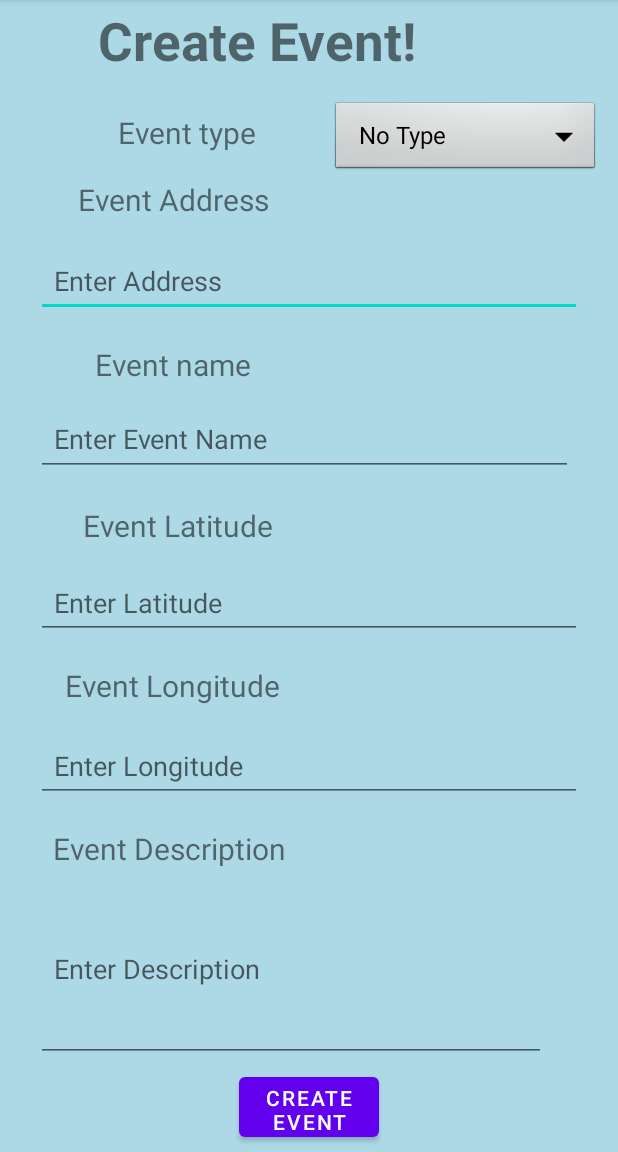
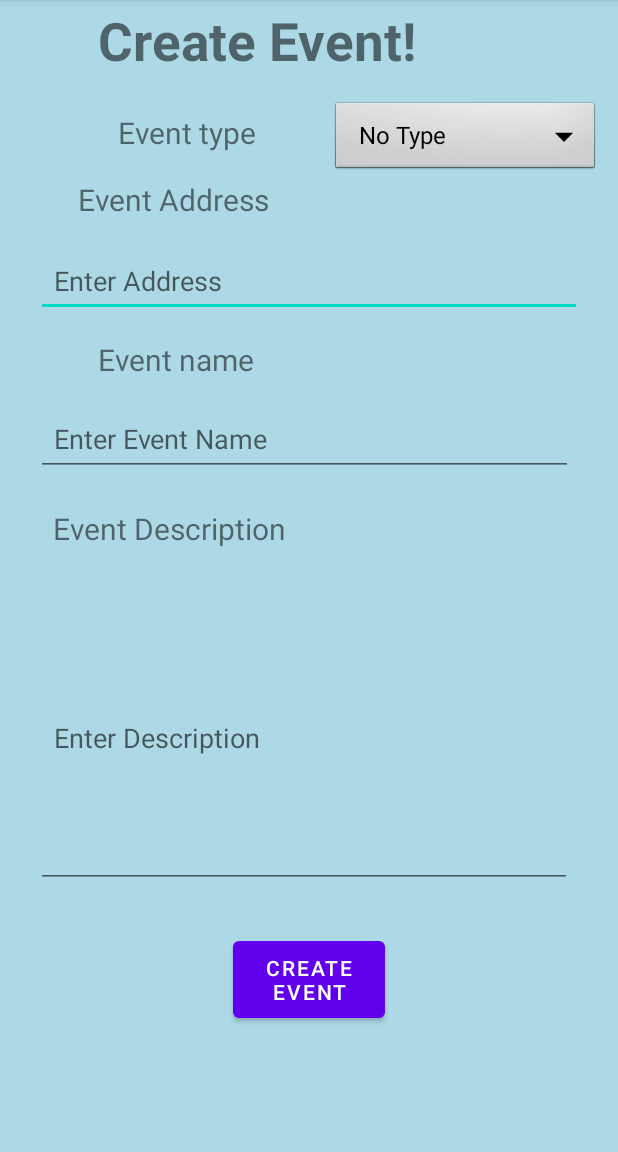
Before and after one commit to costis99/VolunteerNearMeApp, an Android app: the CreateEventActivity screen opened directly, with no data from a screen before it, on a phone screen of 412 x 824 dp, the part 84-1236 px from its top. Run offline under Robolectric (Android 15) with nearby library versions, the light colour scheme and no system bars; our stand-ins replace Firebase (no records; nobody signed in at launch, a user with empty details on screens opened directly).

Commit message:
Remove longitude and latitude from create event

```diff
--- a/app/src/main/java/Comp3200/volunteernearmeapp/CreateEventActivity.kt
+++ b/app/src/main/java/Comp3200/volunteernearmeapp/CreateEventActivity.kt
@@ -1,10 +1,11 @@
 package Comp3200.volunteernearmeapp
 
 import android.content.Intent
+import android.location.Address
+import android.location.Geocoder
 import android.os.Bundle
 import android.view.Menu
 import android.view.MenuItem
-import android.view.View
 import android.widget.*
 import androidx.appcompat.app.AppCompatActivity
 import com.google.firebase.auth.FirebaseAuth
@@ -12,13 +13,12 @@ import com.google.firebase.auth.ktx.auth
 import com.google.firebase.firestore.FirebaseFirestore
 import com.google.firebase.ktx.Firebase
 
-
 class CreateEventActivity : AppCompatActivity() {
     private lateinit var auth: FirebaseAuth
-
     //Create Firebase Firestore instance
     private var mFirebaseDatabaseInstance: FirebaseFirestore? = null
-
+    var latit : Double = 0.0
+    var longitu : Double = 0.0
     override fun onCreate(savedInstanceState: Bundle?) {
         super.onCreate(savedInstanceState)
         setContentView(R.layout.activity_create_event)
@@ -34,36 +34,38 @@ class CreateEventActivity : AppCompatActivity() {
             creatorOfEvents()
         }
     }
+    fun convertAddress(address : String) {
+        val geoCoder = Geocoder(this)
+        if (!address.isEmpty()) {
+            try {
+                val addressList: List<Address> = geoCoder.getFromLocationName(address, 1)
+                if (addressList.size > 0) {
+                    latit = addressList[0].getLatitude()
+                    longitu = addressList[0].getLongitude()
+                }
+            } catch (e: Exception) {
+                e.printStackTrace()
+            }
+        }
+    }
 
     private fun creatorOfEvents() {
         val nameOfEvent: TextView = findViewById(R.id.et_eventName);
         val addressOfEvent: TextView = findViewById(R.id.et_address)
-        val longit: TextView = findViewById(R.id.et_log)
-        val latit: TextView = findViewById(R.id.et_lan)
         val spinner = findViewById<Spinner>(R.id.interestsSpinner)
         val eventDesc: TextView = findViewById(R.id.et_eventDesc)
+
         //Check if name of event is empty and show appropriate message to the user
         if (nameOfEvent.text.toString().isEmpty()) {
             nameOfEvent.error = "Please enter a non empty name of event"
             nameOfEvent.requestFocus()
             return
         }
+        convertAddress(addressOfEvent.text.toString())
         //Check if address of event is empty and show appropriate message to the user
         if (addressOfEvent.text.toString().isEmpty()) {
             addressOfEvent.error = "Please enter a non empty address"
             addressOfEvent.requestFocus()
-            return
-        }
-        //Check if longitude is empty and show appropriate message to the user
-        if (longit.text.toString().isEmpty()) {
-            longit.error = "Please enter a non empty longitude"
-            longit.requestFocus()
-            return
-        }
-        //Check if latitude is empty and show appropriate message to the user
-        if (latit.text.toString().isEmpty()) {
-            latit.error = "Please enter a non empty latitude"
-            latit.requestFocus()
             return
         }
         //Check if event description is empty and show appropriate message to the user
@@ -72,10 +74,15 @@ class CreateEventActivity : AppCompatActivity() {
             eventDesc.requestFocus()
             return
         }
+        if (longitu.equals(0.0) || latit.equals(0.0)){
+            addressOfEvent.error = "Please check the address you entered"
+            addressOfEvent.requestFocus()
+            return
+        }
 
-        val lo: Double = longit.getText().toString().toDouble()
+        val lo: Double = longitu
 
-        val la: Double = latit.getText().toString().toDouble()
+        val la: Double = latit
 
         val user = Firebase.auth.currentUser
         val userId = user?.uid
--- a/app/src/main/res/layout/activity_create_event.xml
+++ b/app/src/main/res/layout/activity_create_event.xml
@@ -8,14 +8,15 @@
 
     <Button
         android:id="@+id/CreateButton"
-        android:layout_width="93dp"
-        android:layout_height="52dp"
+        android:layout_width="101dp"
+        android:layout_height="63dp"
         android:text="Create Event"
         app:layout_constraintBottom_toBottomOf="parent"
         app:layout_constraintEnd_toEndOf="parent"
+        app:layout_constraintHorizontal_bias="0.5"
         app:layout_constraintStart_toStartOf="parent"
         app:layout_constraintTop_toTopOf="parent"
-        app:layout_constraintVertical_bias="0.994" />
+        app:layout_constraintVertical_bias="0.882" />
 
     <TextView
         android:layout_width="202dp"
@@ -70,34 +71,8 @@
         app:layout_constraintVertical_bias="0.164" />
 
     <TextView
-        android:layout_width="197dp"
-        android:layout_height="41dp"
-        android:text="Event Longitude"
-        android:textAlignment="center"
-        android:textSize="20sp"
-        app:layout_constraintBottom_toBottomOf="parent"
-        app:layout_constraintEnd_toEndOf="parent"
-        app:layout_constraintHorizontal_bias="0.074"
-        app:layout_constraintStart_toStartOf="parent"
-        app:layout_constraintTop_toTopOf="parent"
-        app:layout_constraintVertical_bias="0.61" />
-
-    <TextView
         android:layout_width="205dp"
-        android:layout_height="38dp"
-        android:text="Event Latitude"
-        android:textAlignment="center"
-        android:textSize="20sp"
-        app:layout_constraintBottom_toBottomOf="parent"
-        app:layout_constraintEnd_toEndOf="parent"
-        app:layout_constraintHorizontal_bias="0.077"
-        app:layout_constraintStart_toStartOf="parent"
-        app:layout_constraintTop_toTopOf="parent"
-        app:layout_constraintVertical_bias="0.461" />
-
-    <TextView
-        android:layout_width="201dp"
-        android:layout_height="36dp"
+        android:layout_height="45dp"
         android:text="Event name"
         android:textAlignment="center"
         android:textSize="20sp"
@@ -119,7 +94,7 @@
         app:layout_constraintHorizontal_bias="0.069"
         app:layout_constraintStart_toStartOf="parent"
         app:layout_constraintTop_toTopOf="parent"
-        app:layout_constraintVertical_bias="0.758" />
+        app:layout_constraintVertical_bias="0.465" />
 
     <EditText
         android:id="@+id/et_address"
@@ -156,43 +131,9 @@
         app:layout_constraintVertical_bias="0.372" />
 
     <EditText
-        android:id="@+id/et_log"
-        android:layout_width="0dp"
-        android:layout_height="wrap_content"
-        android:layout_marginStart="24dp"
-        android:layout_marginEnd="24dp"
-        android:ems="10"
-        android:hint="Enter Longitude"
-        android:inputType="numberSigned|numberDecimal"
-        android:padding="12dp"
-        app:layout_constraintBottom_toBottomOf="parent"
-        app:layout_constraintEnd_toEndOf="parent"
-        app:layout_constraintHorizontal_bias="1.0"
-        app:layout_constraintStart_toStartOf="parent"
-        app:layout_constraintTop_toTopOf="parent"
-        app:layout_constraintVertical_bias="0.676" />
-
-    <EditText
-        android:id="@+id/et_lan"
-        android:layout_width="0dp"
-        android:layout_height="wrap_content"
-        android:layout_marginStart="24dp"
-        android:layout_marginEnd="24dp"
-        android:ems="10"
-        android:hint="Enter Latitude"
-        android:inputType="numberSigned|numberDecimal"
-        android:padding="12dp"
-        app:layout_constraintBottom_toBottomOf="parent"
-        app:layout_constraintEnd_toEndOf="parent"
-        app:layout_constraintHorizontal_bias="0.0"
-        app:layout_constraintStart_toStartOf="parent"
-        app:layout_constraintTop_toTopOf="parent"
-        app:layout_constraintVertical_bias="0.525" />
-
-    <EditText
         android:id="@+id/et_eventDesc"
-        android:layout_width="340dp"
-        android:layout_height="124dp"
+        android:layout_width="357dp"
+        android:layout_height="200dp"
         android:layout_marginStart="24dp"
         android:layout_marginEnd="24dp"
         android:ems="10"
@@ -204,5 +145,5 @@
         app:layout_constraintHorizontal_bias="0.0"
         app:layout_constraintStart_toStartOf="parent"
         app:layout_constraintTop_toTopOf="parent"
-        app:layout_constraintVertical_bias="0.907" />
+        app:layout_constraintVertical_bias="0.69" />
 </androidx.constraintlayout.widget.ConstraintLayout>
```
